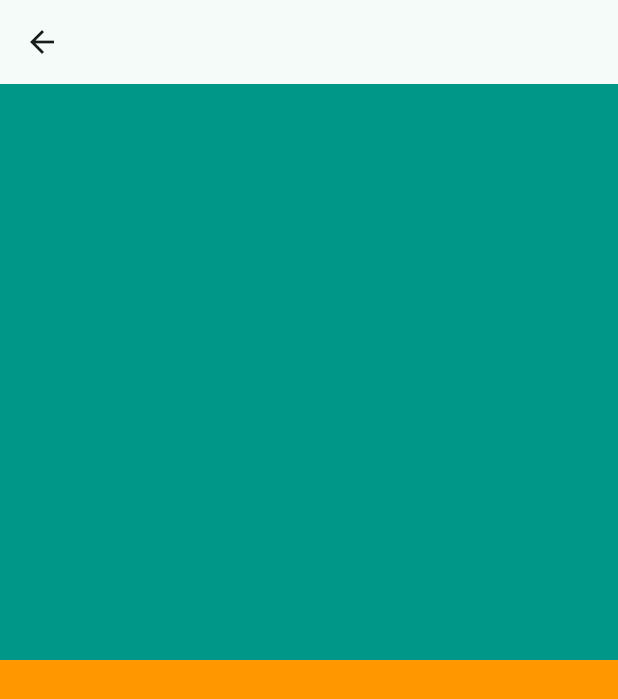
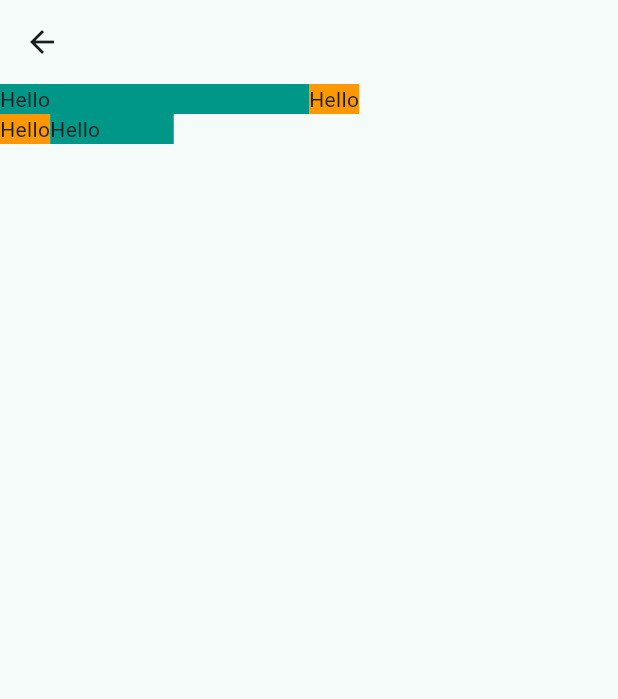
Before and after one commit to RamonArents/fllutter-tutorial, a Flutter app: the ExpanedFlexiblePage screen opened directly, on a phone screen of 412 x 824 dp. Shown: the top 699 px of the screen. Run offline on Flutter 3.47's test engine with Material 3 defaults, Android fonts, the phone set to English and light mode, and no system bars; our stand-ins replace lottie, shared_preferences; accounts and stored records are empty.

Commit message:
expandend and flexible

```diff
--- a/lib/views/pages/expaned_flexible_page.dart
+++ b/lib/views/pages/expaned_flexible_page.dart
@@ -9,8 +9,44 @@ class ExpanedFlexiblePage extends StatelessWidget {
       appBar: AppBar(),
       body: Column(
         children: [
-          Expanded(child: Container(color: Colors.teal)),
-          Expanded(child: Container(color: Colors.orange)),
+          Row(
+            children: [
+              Expanded(
+                child: Container(
+                  color: Colors.teal,
+                  height: 20.0,
+                  child: Text('Hello'),
+                ),
+              ),
+              Flexible(
+                child: Container(
+                  color: Colors.orange,
+                  height: 20.0,
+                  child: Text('Hello'),
+                ),
+              ),
+            ],
+          ),
+          Row(
+            children: [
+              Flexible(
+                flex: 4,
+                child: Container(
+                  color: Colors.orange,
+                  height: 20.0,
+                  child: Text('Hello'),
+                ),
+              ),
+              Divider(),
+              Expanded(
+                child: Container(
+                  color: Colors.teal,
+                  height: 20.0,
+                  child: Text('Hello'),
+                ),
+              ),
+            ],
+          ),
         ],
       ),
     );
```
